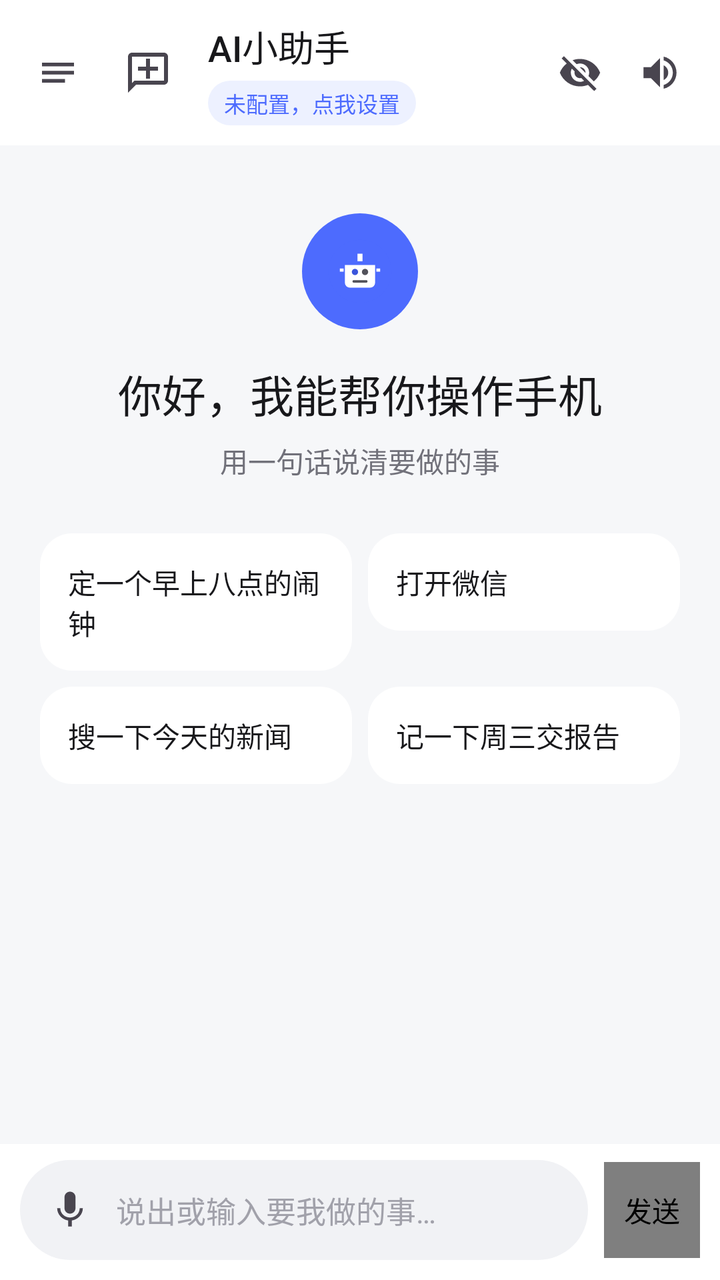
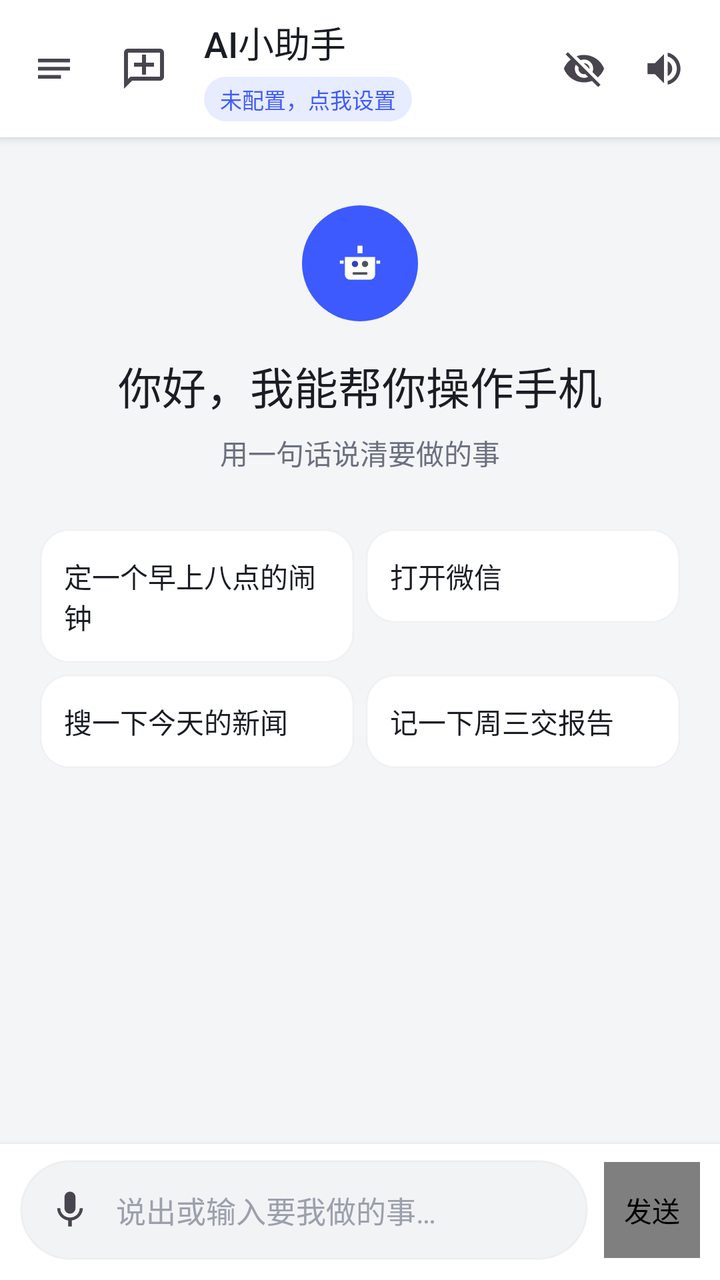

Two renders of the same Android screen: before a commit and after it. Below are the layout's source before the change and the commit's diff.
<!-- AndroidManifest.xml: application theme Theme.Assistant -->
<!-- res/layout/activity_main.xml -->
<?xml version="1.0" encoding="utf-8"?>
<androidx.drawerlayout.widget.DrawerLayout xmlns:android="http://schemas.android.com/apk/res/android"
    android:id="@+id/drawerLayout"
    android:layout_width="match_parent"
    android:layout_height="match_parent">

    <LinearLayout
        android:layout_width="match_parent"
        android:layout_height="match_parent"
        android:orientation="vertical"
        android:background="@color/colorBackground">

        <LinearLayout
            android:layout_width="match_parent"
            android:layout_height="wrap_content"
            android:orientation="horizontal"
            android:gravity="center_vertical"
            android:paddingStart="8dp"
            android:paddingEnd="10dp"
            android:paddingTop="10dp"
            android:paddingBottom="10dp"
            android:background="@color/colorSurface">

            <ImageView
                android:id="@+id/btnMenu"
                android:layout_width="42dp"
                android:layout_height="42dp"
                android:padding="9dp"
                android:src="@drawable/ic_menu"
                android:background="?attr/selectableItemBackgroundBorderless"
                android:contentDescription="打开菜单" />

            <ImageView
                android:id="@+id/btnTopNewChat"
                android:layout_width="40dp"
                android:layout_height="40dp"
                android:layout_marginStart="4dp"
                android:src="@drawable/ic_chat_add_plain"
                android:padding="8dp"
                android:background="?attr/selectableItemBackgroundBorderless"
                android:contentDescription="开启新对话" />

            <LinearLayout
                android:layout_width="0dp"
                android:layout_height="wrap_content"
                android:layout_weight="1"
                android:layout_marginStart="10dp"
                android:layout_marginEnd="2dp"
                android:orientation="vertical">

                <TextView
                    android:layout_width="wrap_content"
                    android:layout_height="wrap_content"
                    android:text="@string/app_name"
                    android:textSize="18sp"
                    android:fontFamily="sans-serif-medium"
                    android:textColor="@color/colorTextPrimary" />

                <TextView
                    android:id="@+id/tvProvider"
                    android:layout_width="wrap_content"
                    android:layout_height="wrap_content"
                    android:layout_marginTop="4dp"
                    android:maxWidth="210dp"
                    android:maxLines="1"
                    android:ellipsize="end"
                    android:text="未配置，点我设置"
                    android:textSize="11sp"
                    android:textColor="@color/colorPrimary"
                    android:background="@drawable/bg_provider_chip"
                    android:paddingStart="8dp"
                    android:paddingEnd="8dp"
                    android:paddingTop="3dp"
                    android:paddingBottom="3dp" />
            </LinearLayout>

            <ImageView
                android:id="@+id/tvEye"
                android:layout_width="40dp"
                android:layout_height="40dp"
                android:src="@drawable/ic_eye_closed"
                android:padding="9dp"
                android:background="?attr/selectableItemBackgroundBorderless"
                android:contentDescription="屏幕视觉" />

            <ImageView
                android:id="@+id/tvTts"
                android:layout_width="40dp"
                android:layout_height="40dp"
                android:src="@drawable/ic_sound_on"
                android:padding="9dp"
                android:background="?attr/selectableItemBackgroundBorderless"
                android:contentDescription="语音朗读" />

        </LinearLayout>

        <FrameLayout
            android:layout_width="match_parent"
            android:layout_height="0dp"
            android:layout_weight="1">

            <androidx.recyclerview.widget.RecyclerView
                android:id="@+id/rvChat"
                android:layout_width="match_parent"
                android:layout_height="match_parent"
                android:clipToPadding="false"
                android:paddingTop="12dp"
                android:paddingBottom="14dp"
                android:paddingStart="4dp"
                android:paddingEnd="4dp" />

            <LinearLayout
                android:id="@+id/emptyState"
                android:layout_width="match_parent"
                android:layout_height="wrap_content"
                android:layout_gravity="center_horizontal"
                android:layout_marginTop="34dp"
                android:layout_marginStart="20dp"
                android:layout_marginEnd="20dp"
                android:orientation="vertical"
                android:gravity="center_horizontal">

                <ImageView
                    android:layout_width="58dp"
                    android:layout_height="58dp"
                    android:src="@drawable/ic_assistant"
                    android:background="@drawable/bg_assistant_avatar"
                    android:padding="12dp"
                    android:importantForAccessibility="no" />

                <TextView
                    android:layout_width="wrap_content"
                    android:layout_height="wrap_content"
                    android:layout_marginTop="16dp"
                    android:text="你好，我能帮你操作手机"
                    android:textSize="22sp"
                    android:fontFamily="sans-serif-medium"
                    android:textColor="@color/colorTextPrimary" />

                <TextView
                    android:layout_width="wrap_content"
                    android:layout_height="wrap_content"
                    android:layout_marginTop="7dp"
                    android:text="用一句话说清要做的事"
                    android:textSize="14sp"
                    android:textColor="@color/colorTextSecondary" />

                <LinearLayout
                    android:layout_width="match_parent"
                    android:layout_height="wrap_content"
                    android:layout_marginTop="26dp"
                    android:orientation="horizontal">

                    <TextView
                        android:id="@+id/suggestionClock"
                        android:layout_width="0dp"
                        android:layout_height="wrap_content"
                        android:layout_weight="1"
                        android:layout_marginEnd="8dp"
                        android:background="@drawable/bg_suggestion"
                        android:paddingStart="14dp"
                        android:paddingEnd="14dp"
                        android:paddingTop="14dp"
                        android:paddingBottom="14dp"
                        android:text="定一个早上八点的闹钟"
                        android:textSize="14sp"
                        android:textColor="@color/colorTextPrimary" />

                    <TextView
                        android:id="@+id/suggestionWechat"
                        android:layout_width="0dp"
                        android:layout_height="wrap_content"
                        android:layout_weight="1"
                        android:background="@drawable/bg_suggestion"
                        android:paddingStart="14dp"
                        android:paddingEnd="14dp"
                        android:paddingTop="14dp"
                        android:paddingBottom="14dp"
                        android:text="打开微信"
                        android:textSize="14sp"
                        android:textColor="@color/colorTextPrimary" />
                </LinearLayout>

                <LinearLayout
                    android:layout_width="match_parent"
                    android:layout_height="wrap_content"
                    android:layout_marginTop="8dp"
                    android:orientation="horizontal">

                    <TextView
                        android:id="@+id/suggestionNews"
                        android:layout_width="0dp"
                        android:layout_height="wrap_content"
                        android:layout_weight="1"
                        android:layout_marginEnd="8dp"
                        android:background="@drawable/bg_suggestion"
                        android:paddingStart="14dp"
                        android:paddingEnd="14dp"
                        android:paddingTop="14dp"
                        android:paddingBottom="14dp"
                        android:text="搜一下今天的新闻"
                        android:textSize="14sp"
                        android:textColor="@color/colorTextPrimary" />

                    <TextView
                        android:id="@+id/suggestionNote"
                        android:layout_width="0dp"
                        android:layout_height="wrap_content"
                        android:layout_weight="1"
                        android:background="@drawable/bg_suggestion"
                        android:paddingStart="14dp"
                        android:paddingEnd="14dp"
                        android:paddingTop="14dp"
                        android:paddingBottom="14dp"
                        android:text="记一下周三交报告"
                        android:textSize="14sp"
                        android:textColor="@color/colorTextPrimary" />
                </LinearLayout>
            </LinearLayout>
        </FrameLayout>

        <LinearLayout
            android:layout_width="match_parent"
            android:layout_height="wrap_content"
            android:orientation="horizontal"
            android:gravity="center_vertical"
            android:paddingStart="10dp"
            android:paddingEnd="10dp"
            android:paddingTop="8dp"
            android:paddingBottom="10dp"
            android:background="@color/colorInputBar">

            <FrameLayout
                android:layout_width="0dp"
                android:layout_height="wrap_content"
                android:layout_weight="1"
                android:minHeight="50dp"
                android:background="@drawable/bg_input_field">

                <ImageView
                    android:id="@+id/btnMic"
                    android:layout_width="38dp"
                    android:layout_height="38dp"
                    android:layout_gravity="start|center_vertical"
                    android:layout_marginStart="6dp"
                    android:src="@drawable/ic_mic"
                    android:padding="8dp"
                    android:background="?attr/selectableItemBackgroundBorderless"
                    android:contentDescription="语音输入" />

                <EditText
                    android:id="@+id/etInput"
                    android:layout_width="match_parent"
                    android:layout_height="wrap_content"
                    android:minHeight="50dp"
                    android:layout_marginStart="42dp"
                    android:paddingStart="6dp"
                    android:paddingEnd="16dp"
                    android:paddingTop="13dp"
                    android:paddingBottom="13dp"
                    android:hint="说出或输入要我做的事…"
                    android:textColorHint="@color/colorTextHint"
                    android:textColor="@color/colorTextPrimary"
                    android:maxLines="4"
                    android:inputType="textMultiLine|textCapSentences"
                    android:background="@null"
                    android:textSize="15sp"
                    android:importantForAutofill="no" />
            </FrameLayout>

            <com.aibutler.app.SubmitMorphButton
                android:id="@+id/btnSend"
                android:layout_width="48dp"
                android:layout_height="48dp"
                android:layout_marginStart="8dp"
                android:contentDescription="发送" />
        </LinearLayout>
    </LinearLayout>

    <LinearLayout
        android:layout_width="298dp"
        android:layout_height="match_parent"
        android:layout_gravity="start"
        android:orientation="vertical"
        android:background="@color/colorSurface"
        android:clickable="true"
        android:focusable="true">

        <LinearLayout
            android:layout_width="match_parent"
            android:layout_height="wrap_content"
            android:orientation="horizontal"
            android:gravity="center_vertical"
            android:paddingStart="18dp"
            android:paddingEnd="16dp"
            android:paddingTop="20dp"
            android:paddingBottom="20dp">

            <ImageView
                android:layout_width="44dp"
                android:layout_height="44dp"
                android:src="@drawable/ic_assistant"
                android:background="@drawable/bg_assistant_avatar"
                android:padding="8dp"
                android:importantForAccessibility="no" />

            <LinearLayout
                android:layout_width="0dp"
                android:layout_height="wrap_content"
                android:layout_weight="1"
                android:layout_marginStart="12dp"
                android:orientation="vertical">

                <TextView
                    android:layout_width="wrap_content"
                    android:layout_height="wrap_content"
                    android:text="@string/app_name"
                    android:textSize="17sp"
                    android:fontFamily="sans-serif-medium"
                    android:textColor="@color/colorTextPrimary" />

                <TextView
                    android:id="@+id/tvDrawerProvider"
                    android:layout_width="wrap_content"
                    android:layout_height="wrap_content"
                    android:layout_marginTop="2dp"
                    android:maxLines="1"
                    android:ellipsize="end"
                    android:text="未配置"
                    android:textSize="12sp"
                    android:textColor="@color/colorTextSecondary" />
            </LinearLayout>
        </LinearLayout>

        <LinearLayout
            android:id="@+id/btnNewChat"
            android:layout_width="match_parent"
            android:layout_height="48dp"
            android:layout_marginStart="12dp"
            android:layout_marginEnd="12dp"
            android:gravity="center_vertical"
            android:orientation="horizontal"
            android:paddingStart="12dp"
            android:paddingEnd="12dp"
            android:background="@drawable/bg_section_button"
            android:foreground="?attr/selectableItemBackground">

            <ImageView
                android:layout_width="20dp"
                android:layout_height="20dp"
                android:src="@drawable/ic_new_chat"
                android:importantForAccessibility="no" />

            <TextView
                android:layout_width="wrap_content"
                android:layout_height="wrap_content"
                android:layout_marginStart="10dp"
                android:text="开启新对话"
                android:textSize="15sp"
                android:textColor="@color/colorPrimary" />
        </LinearLayout>

        <LinearLayout
            android:id="@+id/btnStartLearning"
            android:layout_width="match_parent"
            android:layout_height="48dp"
            android:layout_marginStart="12dp"
            android:layout_marginTop="8dp"
            android:layout_marginEnd="12dp"
            android:gravity="center_vertical"
            android:orientation="horizontal"
            android:paddingStart="12dp"
            android:paddingEnd="12dp"
            android:background="@drawable/bg_section_button"
            android:foreground="?attr/selectableItemBackground">

            <ImageView
                android:layout_width="20dp"
                android:layout_height="20dp"
                android:src="@drawable/ic_new_chat"
                android:tint="@color/colorAccent"
                android:importantForAccessibility="no" />

            <TextView
                android:layout_width="wrap_content"
                android:layout_height="wrap_content"
                android:layout_marginStart="10dp"
                android:text="开始学习任务"
                android:textSize="15sp"
                android:textColor="@color/colorPrimary" />
        </LinearLayout>

        <LinearLayout
            android:id="@+id/btnVisualSamples"
            android:layout_width="match_parent"
            android:layout_height="48dp"
            android:layout_marginStart="12dp"
            android:layout_marginTop="8dp"
            android:layout_marginEnd="12dp"
            android:gravity="center_vertical"
            android:orientation="horizontal"
            android:paddingStart="12dp"
            android:paddingEnd="12dp"
            android:background="@drawable/bg_section_button"
            android:foreground="?attr/selectableItemBackground">

            <ImageView
                android:layout_width="20dp"
                android:layout_height="20dp"
                android:src="@drawable/ic_eye_closed"
                android:tint="@color/colorAccent"
                android:importantForAccessibility="no" />

            <TextView
                android:layout_width="wrap_content"
                android:layout_height="wrap_content"
                android:layout_marginStart="10dp"
                android:text="本地图形样本"
                android:textSize="15sp"
                android:textColor="@color/colorPrimary" />
        </LinearLayout>

        <LinearLayout
            android:id="@+id/btnLearningTasks"
            android:layout_width="match_parent"
            android:layout_height="48dp"
            android:layout_marginStart="12dp"
            android:layout_marginTop="8dp"
            android:layout_marginEnd="12dp"
            android:gravity="center_vertical"
            android:orientation="horizontal"
            android:paddingStart="12dp"
            android:paddingEnd="12dp"
            android:background="@drawable/bg_section_button"
            android:foreground="?attr/selectableItemBackground">

            <ImageView
                android:layout_width="20dp"
                android:layout_height="20dp"
                android:src="@drawable/ic_assistant"
                android:importantForAccessibility="no" />

            <TextView
                android:layout_width="wrap_content"
                android:layout_height="wrap_content"
                android:layout_marginStart="10dp"
                android:text="学习任务列表"
                android:textSize="15sp"
                android:textColor="@color/colorPrimary" />
        </LinearLayout>

        <TextView
            android:id="@+id/tvHistoryLabel"
            android:layout_width="match_parent"
            android:layout_height="wrap_content"
            android:layout_marginStart="20dp"
            android:layout_marginTop="18dp"
            android:text="历史对话"
            android:textSize="13sp"
            android:textColor="@color/colorTextSecondary" />

        <androidx.recyclerview.widget.RecyclerView
            android:id="@+id/rvConversations"
            android:layout_width="match_parent"
            android:layout_height="0dp"
            android:layout_marginTop="8dp"
            android:layout_weight="1"
            android:clipToPadding="false"
            android:overScrollMode="never"
            android:paddingBottom="8dp" />

        <TextView
            android:id="@+id/tvHistoryEmpty"
            android:layout_width="match_parent"
            android:layout_height="wrap_content"
            android:layout_marginStart="20dp"
            android:layout_marginTop="16dp"
            android:text="暂无历史对话"
            android:textSize="13sp"
            android:textColor="@color/colorTextHint"
            android:visibility="gone" />

        <View
            android:layout_width="match_parent"
            android:layout_height="1dp"
            android:layout_marginTop="8dp"
            android:layout_marginBottom="8dp"
            android:background="@color/colorDivider" />

        <com.aibutler.app.HoldToConfirmLayout
            android:id="@+id/tvDeleteHistory"
            android:layout_width="match_parent"
            android:layout_height="50dp"
            android:layout_marginStart="12dp"
            android:layout_marginEnd="12dp"
            android:gravity="center_vertical"
            android:orientation="horizontal"
            android:paddingStart="12dp"
            android:paddingEnd="12dp"
            android:foreground="?attr/selectableItemBackground">

            <ImageView
                android:layout_width="20dp"
                android:layout_height="20dp"
                android:src="@drawable/ic_delete"
                android:tint="@color/colorTextSecondary"
                android:importantForAccessibility="no" />

            <TextView
                android:layout_width="wrap_content"
                android:layout_height="wrap_content"
                android:layout_marginStart="10dp"
                android:text="清空全部历史"
                android:textSize="15sp"
                android:textColor="@color/colorTextPrimary" />
        </com.aibutler.app.HoldToConfirmLayout>

        <LinearLayout
            android:id="@+id/btnDrawerSettings"
            android:layout_width="match_parent"
            android:layout_height="50dp"
            android:layout_marginBottom="8dp"
            android:layout_marginStart="12dp"
            android:layout_marginEnd="12dp"
            android:gravity="center_vertical"
            android:orientation="horizontal"
            android:paddingStart="12dp"
            android:paddingEnd="12dp"
            android:foreground="?attr/selectableItemBackground">

            <ImageView
                android:layout_width="20dp"
                android:layout_height="20dp"
                android:src="@drawable/ic_settings"
                android:tint="@color/colorTextSecondary"
                android:importantForAccessibility="no" />

            <TextView
                android:layout_width="wrap_content"
                android:layout_height="wrap_content"
                android:layout_marginStart="10dp"
                android:text="设置与模型"
                android:textSize="15sp"
                android:textColor="@color/colorTextPrimary" />
        </LinearLayout>

        <TextView
            android:layout_width="match_parent"
            android:layout_height="wrap_content"
            android:paddingStart="20dp"
            android:paddingEnd="20dp"
            android:paddingBottom="20dp"
            android:text="支付、转账和确认下单仍需手动确认。"
            android:textSize="12sp"
            android:textColor="@color/colorTextHint" />
    </LinearLayout>
</androidx.drawerlayout.widget.DrawerLayout>
<!-- resources referenced by this layout -->
<resources>
  <color name="colorAccent">#F59E0B</color>
  <color name="colorBackground">#F6F7F9</color>
  <color name="colorDivider">#E4E4E7</color>
  <color name="colorInputBar">#FFFFFF</color>
  <color name="colorPrimary">#4D6BFE</color>
  <color name="colorSurface">#FFFFFF</color>
  <color name="colorTextHint">#A1A1AA</color>
  <color name="colorTextPrimary">#18181B</color>
  <color name="colorTextSecondary">#71717A</color>
  <!-- drawable bg_assistant_avatar (drawable) -->
  <?xml version="1.0" encoding="utf-8"?>
  <shape xmlns:android="http://schemas.android.com/apk/res/android"
      android:shape="oval">
      <solid android:color="@color/colorPrimary" />
      <size android:width="38dp" android:height="38dp" />
  </shape>
  <!-- drawable bg_input_field (drawable) -->
  <?xml version="1.0" encoding="utf-8"?>
  <shape xmlns:android="http://schemas.android.com/apk/res/android" android:shape="rectangle">
      <solid android:color="@color/colorInputField" />
      <corners android:radius="26dp" />
  </shape>
  <!-- drawable bg_provider_chip (drawable) -->
  <?xml version="1.0" encoding="utf-8"?>
  <shape xmlns:android="http://schemas.android.com/apk/res/android" android:shape="rectangle">
      <solid android:color="@color/colorPrimaryLight" />
      <corners android:radius="999dp" />
  </shape>
  <!-- drawable bg_section_button (drawable) -->
  <?xml version="1.0" encoding="utf-8"?>
  <shape xmlns:android="http://schemas.android.com/apk/res/android" android:shape="rectangle">
      <solid android:color="@color/colorPrimaryLight" />
      <corners android:radius="14dp" />
  </shape>
  <!-- drawable bg_suggestion (drawable) -->
  <?xml version="1.0" encoding="utf-8"?>
  <shape xmlns:android="http://schemas.android.com/apk/res/android"
      android:shape="rectangle">
      <solid android:color="#FFFFFF" />
      <corners android:radius="16dp" />
  </shape>
  <!-- drawable ic_chat_add_plain (drawable) -->
  <?xml version="1.0" encoding="utf-8"?>
  <vector xmlns:android="http://schemas.android.com/apk/res/android"
      android:width="24dp"
      android:height="24dp"
      android:viewportWidth="24"
      android:viewportHeight="24"
      android:tint="?attr/colorControlNormal">
      <path
          android:fillColor="@android:color/white"
          android:pathData="M20,2H4c-1.1,0 -1.99,0.9 -1.99,2L2,22l4,-4h14c1.1,0 2,-0.9 2,-2V4c0,-1.1 -0.9,-2 -2,-2zM20,16H5.17L4,17.17V4h16v12zM11,5h2v4h4v2h-4v4h-2v-4H7V9h4V5z" />
  </vector>
  <!-- drawable ic_delete (drawable) -->
  <vector xmlns:android="http://schemas.android.com/apk/res/android"
      android:width="24dp"
      android:height="24dp"
      android:viewportWidth="24"
      android:viewportHeight="24">
      <path
          android:fillColor="@color/colorTextPrimary"
          android:pathData="M6,19c0,1.1 0.9,2 2,2h8c1.1,0 2,-0.9 2,-2V7H6v12zM19,4h-3.5l-1,-1h-5l-1,1H5v2h14V4z" />
  </vector>
  <!-- drawable ic_menu (drawable) -->
  <?xml version="1.0" encoding="utf-8"?>
  <vector xmlns:android="http://schemas.android.com/apk/res/android"
      android:width="24dp"
      android:height="24dp"
      android:viewportWidth="24"
      android:viewportHeight="24"
      android:tint="?attr/colorControlNormal">
      <path
          android:fillColor="@android:color/white"
          android:pathData="M4,7h16v1.8H4zM4,11.1h16v1.8H4zM4,15.2h11.5V17H4z" />
  </vector>
  <string name="app_name">AI小助手</string>
  <color name="colorInputField">#F1F2F5</color>
  <color name="colorPrimaryLight">#EDF1FF</color>
  <color name="colorPrimaryDark">#3B55DC</color>
  <color name="colorOnPrimary">#FFFFFF</color>
  <!-- unchanged entries left out for length: 7 -->
</resources>

<!-- the commit's change to res/layout/activity_main.xml (unified diff, before → after) -->
@@ -15,11 +15,12 @@
             android:layout_height="wrap_content"
             android:orientation="horizontal"
             android:gravity="center_vertical"
-            android:paddingStart="8dp"
-            android:paddingEnd="10dp"
-            android:paddingTop="10dp"
-            android:paddingBottom="10dp"
-            android:background="@color/colorSurface">
+            android:paddingStart="6dp"
+            android:paddingEnd="8dp"
+            android:paddingTop="8dp"
+            android:paddingBottom="8dp"
+            android:background="@color/colorSurface"
+            android:elevation="3dp">
 
             <ImageView
                 android:id="@+id/btnMenu"
@@ -148,7 +149,7 @@
                 <LinearLayout
                     android:layout_width="match_parent"
                     android:layout_height="wrap_content"
-                    android:layout_marginTop="26dp"
+                    android:layout_marginTop="28dp"
                     android:orientation="horizontal">
 
                     <TextView
@@ -156,15 +157,16 @@
                         android:layout_width="0dp"
                         android:layout_height="wrap_content"
                         android:layout_weight="1"
-                        android:layout_marginEnd="8dp"
+                        android:layout_marginEnd="6dp"
                         android:background="@drawable/bg_suggestion"
-                        android:paddingStart="14dp"
-                        android:paddingEnd="14dp"
-                        android:paddingTop="14dp"
-                        android:paddingBottom="14dp"
+                        android:paddingStart="12dp"
+                        android:paddingEnd="12dp"
+                        android:paddingTop="13dp"
+                        android:paddingBottom="13dp"
                         android:text="定一个早上八点的闹钟"
                         android:textSize="14sp"
-                        android:textColor="@color/colorTextPrimary" />
+                        android:textColor="@color/colorTextPrimary"
+                        android:fontFamily="sans-serif" />
 
                     <TextView
                         android:id="@+id/suggestionWechat"
@@ -172,19 +174,20 @@
                         android:layout_height="wrap_content"
                         android:layout_weight="1"
                         android:background="@drawable/bg_suggestion"
-                        android:paddingStart="14dp"
-                        android:paddingEnd="14dp"
-                        android:paddingTop="14dp"
-                        android:paddingBottom="14dp"
+                        android:paddingStart="12dp"
+                        android:paddingEnd="12dp"
+                        android:paddingTop="13dp"
+                        android:paddingBottom="13dp"
                         android:text="打开微信"
                         android:textSize="14sp"
-                        android:textColor="@color/colorTextPrimary" />
+                        android:textColor="@color/colorTextPrimary"
+                        android:fontFamily="sans-serif" />
                 </LinearLayout>
 
                 <LinearLayout
                     android:layout_width="match_parent"
                     android:layout_height="wrap_content"
-                    android:layout_marginTop="8dp"
+                    android:layout_marginTop="6dp"
                     android:orientation="horizontal">
 
                     <TextView
@@ -192,15 +195,16 @@
                         android:layout_width="0dp"
                         android:layout_height="wrap_content"
                         android:layout_weight="1"
-                        android:layout_marginEnd="8dp"
+                        android:layout_marginEnd="6dp"
                         android:background="@drawable/bg_suggestion"
-                        android:paddingStart="14dp"
-                        android:paddingEnd="14dp"
-                        android:paddingTop="14dp"
-                        android:paddingBottom="14dp"
+                        android:paddingStart="12dp"
+                        android:paddingEnd="12dp"
+                        android:paddingTop="13dp"
+                        android:paddingBottom="13dp"
                         android:text="搜一下今天的新闻"
                         android:textSize="14sp"
-                        android:textColor="@color/colorTextPrimary" />
+                        android:textColor="@color/colorTextPrimary"
+                        android:fontFamily="sans-serif" />
 
                     <TextView
                         android:id="@+id/suggestionNote"
@@ -208,13 +212,14 @@
                         android:layout_height="wrap_content"
                         android:layout_weight="1"
                         android:background="@drawable/bg_suggestion"
-                        android:paddingStart="14dp"
-                        android:paddingEnd="14dp"
-                        android:paddingTop="14dp"
-                        android:paddingBottom="14dp"
+                        android:paddingStart="12dp"
+                        android:paddingEnd="12dp"
+                        android:paddingTop="13dp"
+                        android:paddingBottom="13dp"
                         android:text="记一下周三交报告"
                         android:textSize="14sp"
-                        android:textColor="@color/colorTextPrimary" />
+                        android:textColor="@color/colorTextPrimary"
+                        android:fontFamily="sans-serif" />
                 </LinearLayout>
             </LinearLayout>
         </FrameLayout>
@@ -228,7 +233,8 @@
             android:paddingEnd="10dp"
             android:paddingTop="8dp"
             android:paddingBottom="10dp"
-            android:background="@color/colorInputBar">
+            android:background="@color/colorInputBar"
+            android:elevation="4dp">
 
             <FrameLayout
                 android:layout_width="0dp"
<!-- resource entries referenced after the edit -->
@@ -1,14 +1,14 @@
 <!-- resources referenced by this layout -->
 <resources>
   <color name="colorAccent">#F59E0B</color>
-  <color name="colorBackground">#F6F7F9</color>
-  <color name="colorDivider">#E4E4E7</color>
+  <color name="colorBackground">#F4F5F7</color>
+  <color name="colorDivider">#E8E9ED</color>
   <color name="colorInputBar">#FFFFFF</color>
-  <color name="colorPrimary">#4D6BFE</color>
+  <color name="colorPrimary">#3D5AFE</color>
   <color name="colorSurface">#FFFFFF</color>
-  <color name="colorTextHint">#A1A1AA</color>
-  <color name="colorTextPrimary">#18181B</color>
-  <color name="colorTextSecondary">#71717A</color>
+  <color name="colorTextHint">#9BA0AC</color>
+  <color name="colorTextPrimary">#1A1D23</color>
+  <color name="colorTextSecondary">#6B7080</color>
   <!-- drawable bg_assistant_avatar (drawable) -->
   <?xml version="1.0" encoding="utf-8"?>
   <shape xmlns:android="http://schemas.android.com/apk/res/android"
@@ -20,7 +20,8 @@
   <?xml version="1.0" encoding="utf-8"?>
   <shape xmlns:android="http://schemas.android.com/apk/res/android" android:shape="rectangle">
       <solid android:color="@color/colorInputField" />
-      <corners android:radius="26dp" />
+      <stroke android:width="1dp" android:color="#0A1A1D23" />
+      <corners android:radius="25dp" />
   </shape>
   <!-- drawable bg_provider_chip (drawable) -->
   <?xml version="1.0" encoding="utf-8"?>
@@ -39,7 +40,8 @@
   <shape xmlns:android="http://schemas.android.com/apk/res/android"
       android:shape="rectangle">
       <solid android:color="#FFFFFF" />
-      <corners android:radius="16dp" />
+      <stroke android:width="1dp" android:color="#14A1A5B0" />
+      <corners android:radius="14dp" />
   </shape>
   <!-- drawable ic_chat_add_plain (drawable) -->
   <?xml version="1.0" encoding="utf-8"?>
@@ -76,9 +78,9 @@
           android:pathData="M4,7h16v1.8H4zM4,11.1h16v1.8H4zM4,15.2h11.5V17H4z" />
   </vector>
   <string name="app_name">AI小助手</string>
-  <color name="colorInputField">#F1F2F5</color>
-  <color name="colorPrimaryLight">#EDF1FF</color>
-  <color name="colorPrimaryDark">#3B55DC</color>
+  <color name="colorInputField">#F2F3F5</color>
+  <color name="colorPrimaryLight">#E8ECFF</color>
+  <color name="colorPrimaryDark">#3040C8</color>
   <color name="colorOnPrimary">#FFFFFF</color>
   <!-- unchanged entries left out for length: 7 -->
 </resources>
